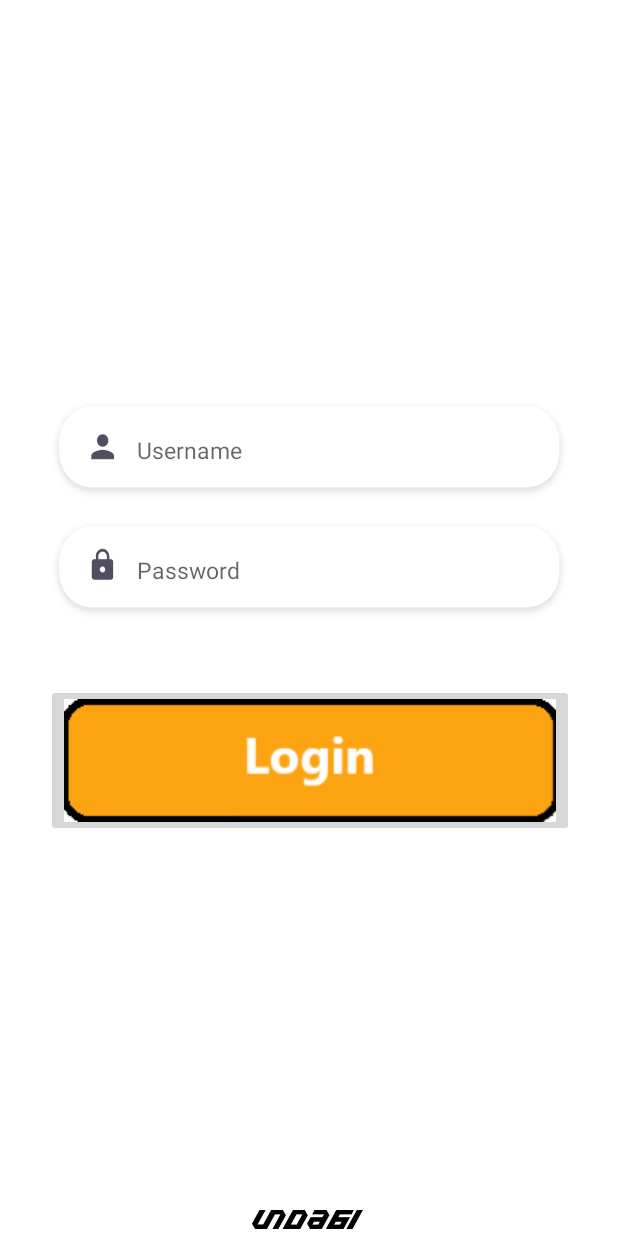
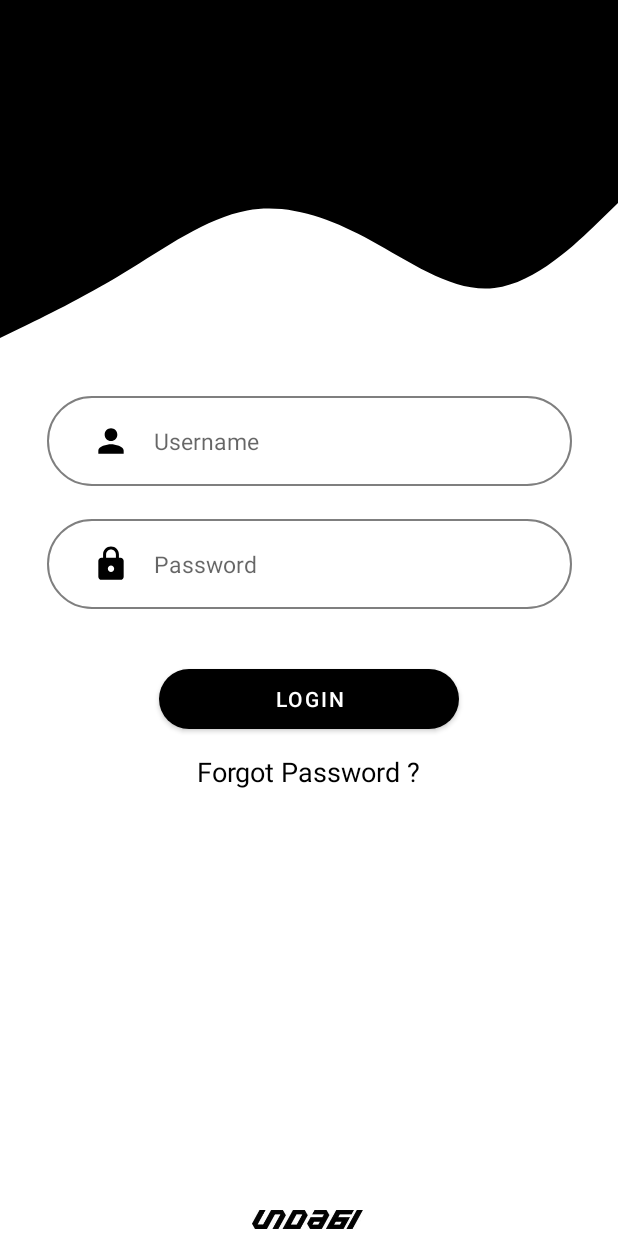
Before and after one commit to RonaldT25/CapstoneAndroid, an Android app: the screen it shows after launch (Login), on a phone screen of 412 x 824 dp. Run offline under Robolectric (Android 15) with nearby library versions, the phone set to English and light mode, and no system bars.

Commit message:
Change layout

```diff
--- /dev/null
+++ b/app/src/main/res/drawable/ic_lock.xml
@@ -0,0 +1,5 @@
+<vector android:height="25dp" android:tint="@color/black"
+    android:viewportHeight="24.0" android:viewportWidth="24.0"
+    android:width="25dp" xmlns:android="http://schemas.android.com/apk/res/android">
+    <path android:fillColor="#FF000000" android:pathData="M18,8h-1L17,6c0,-2.76 -2.24,-5 -5,-5S7,3.24 7,6v2L6,8c-1.1,0 -2,0.9 -2,2v10c0,1.1 0.9,2 2,2h12c1.1,0 2,-0.9 2,-2L20,10c0,-1.1 -0.9,-2 -2,-2zM12,17c-1.1,0 -2,-0.9 -2,-2s0.9,-2 2,-2 2,0.9 2,2 -0.9,2 -2,2zM15.1,8L8.9,8L8.9,6c0,-1.71 1.39,-3.1 3.1,-3.1 1.71,0 3.1,1.39 3.1,3.1v2z"/>
+</vector>
--- /dev/null
+++ b/app/src/main/res/drawable/ic_person.xml
@@ -0,0 +1,5 @@
+<vector android:height="25dp" android:tint="@color/black"
+    android:viewportHeight="24.0" android:viewportWidth="24.0"
+    android:width="25dp" xmlns:android="http://schemas.android.com/apk/res/android">
+    <path android:fillColor="#FF000000" android:pathData="M12,12c2.21,0 4,-1.79 4,-4s-1.79,-4 -4,-4 -4,1.79 -4,4 1.79,4 4,4zM12,14c-2.67,0 -8,1.34 -8,4v2h16v-2c0,-2.66 -5.33,-4 -8,-4z"/>
+</vector>
--- /dev/null
+++ b/app/src/main/res/drawable/round_bg.xml
@@ -0,0 +1,5 @@
+<?xml version="1.0" encoding="utf-8"?>
+<shape xmlns:android="http://schemas.android.com/apk/res/android">
+    <solid android:color="@color/black"/>
+    <corners android:radius="100dp"/>
+</shape>
--- /dev/null
+++ b/app/src/main/res/drawable/round_border.xml
@@ -0,0 +1,6 @@
+<?xml version="1.0" encoding="utf-8"?>
+<shape android:shape="rectangle" xmlns:android="http://schemas.android.com/apk/res/android">
+    <stroke android:color="@color/translucent_black"
+        android:width="1dp"/>
+    <corners android:radius="100dp"/>
+</shape>
--- /dev/null
+++ b/app/src/main/res/drawable/waves.xml
@@ -0,0 +1,9 @@
+<vector xmlns:android="http://schemas.android.com/apk/res/android"
+    android:width="1440dp"
+    android:height="320dp"
+    android:viewportWidth="1440"
+    android:viewportHeight="320">
+  <path
+      android:pathData="M0,32L48,74.7C96,117 192,203 288,213.3C384,224 480,160 576,112C672,64 768,32 864,48C960,64 1056,128 1152,181.3C1248,235 1344,277 1392,298.7L1440,320L1440,0L1392,0C1344,0 1248,0 1152,0C1056,0 960,0 864,0C768,0 672,0 576,0C480,0 384,0 288,0C192,0 96,0 48,0L0,0Z"
+      android:fillColor="@color/black"/>
+</vector>
--- a/app/src/main/res/layout/activity_login.xml
+++ b/app/src/main/res/layout/activity_login.xml
@@ -5,6 +5,26 @@
     android:layout_width="match_parent"
     android:layout_height="match_parent"
     tools:context=".ui.auth.Login">
+
+    <View
+        android:id="@+id/topBarView"
+        android:layout_width="0dp"
+        android:layout_height="125dp"
+        android:background="@color/black"
+        app:layout_constraintEnd_toEndOf="parent"
+        app:layout_constraintStart_toStartOf="parent"
+        app:layout_constraintTop_toTopOf="parent" />
+
+    <View
+        android:id="@+id/view3"
+        android:layout_width="0dp"
+        android:layout_height="100dp"
+        android:background="@drawable/waves"
+        android:rotationY="-180"
+        app:layout_constraintEnd_toEndOf="parent"
+        app:layout_constraintHorizontal_bias="0.0"
+        app:layout_constraintStart_toStartOf="parent"
+        app:layout_constraintTop_toBottomOf="@+id/topBarView" />
 
     <ImageView
         android:layout_width="74dp"
@@ -19,13 +39,15 @@
     <EditText
         android:id="@+id/editTextLogin"
         android:layout_width="350dp"
-        android:layout_height="72dp"
+        android:layout_height="60dp"
         android:layout_marginStart="8dp"
         android:layout_marginTop="264dp"
         android:layout_marginEnd="8dp"
-        android:background="@drawable/bg_txt_username"
+        android:background="@drawable/round_border"
+        android:drawableStart="@drawable/ic_person"
+        android:drawablePadding="16dp"
+        android:paddingStart="30dp"
         android:hint="@string/username"
-        android:paddingStart="60dp"
         android:textSize="15sp"
         app:layout_constraintEnd_toEndOf="parent"
         app:layout_constraintStart_toStartOf="parent"
@@ -37,31 +59,51 @@
     <EditText
         android:id="@+id/editTextPassword"
         android:layout_width="350dp"
-        android:layout_height="72dp"
+        android:layout_height="60dp"
         android:layout_marginStart="8dp"
-        android:layout_marginTop="8dp"
-        android:background="@drawable/bg_txt_password"
+        android:layout_marginTop="22dp"
+        android:layout_marginEnd="8dp"
+        android:background="@drawable/round_border"
+        android:drawableStart="@drawable/ic_lock"
+        android:drawablePadding="16dp"
         android:hint="@string/password"
-        android:paddingStart="60dp"
+        android:paddingStart="30dp"
         android:textSize="15sp"
         app:layout_constraintEnd_toEndOf="@+id/editTextLogin"
-        app:layout_constraintHorizontal_bias="1.0"
         app:layout_constraintStart_toStartOf="@+id/editTextLogin"
         app:layout_constraintTop_toBottomOf="@+id/editTextLogin"
         tools:ignore="RtlSymmetry"
         android:autofillHints="Password"
         android:inputType="textPassword" />
-
-    <ImageButton
-        android:layout_width="wrap_content"
-        android:layout_height="wrap_content"
-        android:layout_marginTop="40dp"
-        android:src="@drawable/loginbutton"
+    <Button
+        android:id="@+id/btnLogin"
+        android:shadowColor="@color/black"
+        android:layout_width="200dp"
+        android:layout_height="40dp"
+        android:layout_margin="40dp"
+        android:background="@drawable/round_bg"
+        android:text="@string/login"
+        android:textColor="#FFF"
         app:layout_constraintEnd_toEndOf="@+id/editTextPassword"
         app:layout_constraintHorizontal_bias="0.491"
         app:layout_constraintStart_toStartOf="@+id/editTextPassword"
         app:layout_constraintTop_toBottomOf="@+id/editTextPassword"
-        android:contentDescription="@string/logo" />
+        android:contentDescription="@string/logo"/>
 
 
+
+    <TextView
+        android:id="@+id/forgotPassword"
+        android:layout_width="wrap_content"
+        android:layout_height="wrap_content"
+        android:layout_marginStart="32dp"
+        android:layout_marginTop="16dp"
+        android:layout_marginEnd="32dp"
+        android:text="@string/forgot_password"
+        android:textColor="@color/black"
+        android:textSize="18sp"
+        app:layout_constraintEnd_toEndOf="parent"
+        app:layout_constraintStart_toStartOf="parent"
+        app:layout_constraintTop_toBottomOf="@+id/btnLogin" />
+
 </androidx.constraintlayout.widget.ConstraintLayout>
--- a/app/src/main/res/layout/activity_main.xml
+++ b/app/src/main/res/layout/activity_main.xml
@@ -6,13 +6,24 @@
     android:layout_height="match_parent"
     tools:context=".MainActivity">
 
-    <TextView
-        android:layout_width="wrap_content"
-        android:layout_height="wrap_content"
-        android:text="Hello World!"
-        app:layout_constraintBottom_toBottomOf="parent"
-        app:layout_constraintLeft_toLeftOf="parent"
-        app:layout_constraintRight_toRightOf="parent"
+    <View
+        android:id="@+id/topBarView"
+        android:layout_width="0dp"
+        android:layout_height="150dp"
+        android:background="@color/black"
+        app:layout_constraintEnd_toEndOf="parent"
+        app:layout_constraintStart_toStartOf="parent"
         app:layout_constraintTop_toTopOf="parent" />
 
+    <View
+        android:id="@+id/view3"
+        android:layout_width="0dp"
+        android:layout_height="100dp"
+        android:background="@drawable/waves"
+        android:rotationY="0"
+        app:layout_constraintEnd_toEndOf="parent"
+        app:layout_constraintHorizontal_bias="0.0"
+        app:layout_constraintStart_toStartOf="parent"
+        app:layout_constraintTop_toBottomOf="@+id/topBarView" />
+
 </androidx.constraintlayout.widget.ConstraintLayout>
--- a/app/src/main/res/values-night/themes.xml
+++ b/app/src/main/res/values-night/themes.xml
@@ -2,13 +2,14 @@
     <!-- Base application theme. -->
     <style name="Theme.Capstone" parent="Theme.MaterialComponents.DayNight.DarkActionBar">
         <!-- Primary brand color. -->
-        <item name="colorPrimary">@color/purple_200</item>
-        <item name="colorPrimaryVariant">@color/purple_700</item>
+        <item name="colorPrimary">@color/white</item>
+        <item name="colorPrimaryVariant">@color/white</item>
         <item name="colorOnPrimary">@color/black</item>
         <!-- Secondary brand color. -->
-        <item name="colorSecondary">@color/teal_200</item>
-        <item name="colorSecondaryVariant">@color/teal_200</item>
-        <item name="colorOnSecondary">@color/black</item>
+        <item name="colorSecondary">@color/white</item>
+        <item name="colorSecondaryVariant">@color/white
+        </item>
+        <item name="colorOnSecondary">@color/white</item>
         <!-- Status bar color. -->
         <item name="android:statusBarColor" tools:targetApi="l">?attr/colorPrimaryVariant</item>
         <!-- Customize your theme here. -->
--- a/app/src/main/res/values/colors.xml
+++ b/app/src/main/res/values/colors.xml
@@ -1,10 +1,7 @@
 <?xml version="1.0" encoding="utf-8"?>
 <resources>
-    <color name="purple_200">#FFBB86FC</color>
-    <color name="purple_500">#FF6200EE</color>
-    <color name="purple_700">#FF3700B3</color>
-    <color name="teal_200">#FF03DAC5</color>
-    <color name="teal_700">#FF018786</color>
     <color name="black">#FF000000</color>
     <color name="white">#FFFFFFFF</color>
+    <color name="colorPrimary">#0099ff</color>
+    <color name="translucent_black">#80000000</color>
 </resources>
--- a/app/src/main/res/values/strings.xml
+++ b/app/src/main/res/values/strings.xml
@@ -12,4 +12,6 @@
     <string name="logo">Logo</string>
     <string name="username">Username</string>
     <string name="password">Password</string>
+    <string name="login">login</string>
+    <string name="forgot_password">Forgot Password ?</string>
 </resources>
--- a/app/src/main/res/values/themes.xml
+++ b/app/src/main/res/values/themes.xml
@@ -2,12 +2,12 @@
     <!-- Base application theme. -->
     <style name="Theme.Capstone" parent="Theme.MaterialComponents.DayNight.DarkActionBar">
         <!-- Primary brand color. -->
-        <item name="colorPrimary">@color/purple_500</item>
-        <item name="colorPrimaryVariant">@color/purple_700</item>
+        <item name="colorPrimary">@color/black</item>
+        <item name="colorPrimaryVariant">@color/black</item>
         <item name="colorOnPrimary">@color/white</item>
         <!-- Secondary brand color. -->
-        <item name="colorSecondary">@color/teal_200</item>
-        <item name="colorSecondaryVariant">@color/teal_700</item>
+        <item name="colorSecondary">@color/black</item>
+        <item name="colorSecondaryVariant">@color/black</item>
         <item name="colorOnSecondary">@color/black</item>
         <!-- Status bar color. -->
         <item name="android:statusBarColor" tools:targetApi="l">?attr/colorPrimaryVariant</item>
@@ -16,12 +16,12 @@
 
     <style name="Theme.Capstone.noActionBar" parent="Theme.MaterialComponents.DayNight.NoActionBar">
         <!-- Primary brand color. -->
-        <item name="colorPrimary">@color/purple_500</item>
-        <item name="colorPrimaryVariant">@color/purple_700</item>
+        <item name="colorPrimary">@color/black</item>
+        <item name="colorPrimaryVariant">@color/black</item>
         <item name="colorOnPrimary">@color/white</item>
         <!-- Secondary brand color. -->
-        <item name="colorSecondary">@color/teal_200</item>
-        <item name="colorSecondaryVariant">@color/teal_700</item>
+        <item name="colorSecondary">@color/black</item>
+        <item name="colorSecondaryVariant">@color/black</item>
         <item name="colorOnSecondary">@color/black</item>
         <!-- Status bar color. -->
         <item name="android:statusBarColor" tools:targetApi="l">?attr/colorPrimaryVariant</item>
```
Also changed, not shown: app/src/main/res/drawable/bg_txt_password.png (deleted), app/src/main/res/drawable/bg_txt_username.png (deleted).
